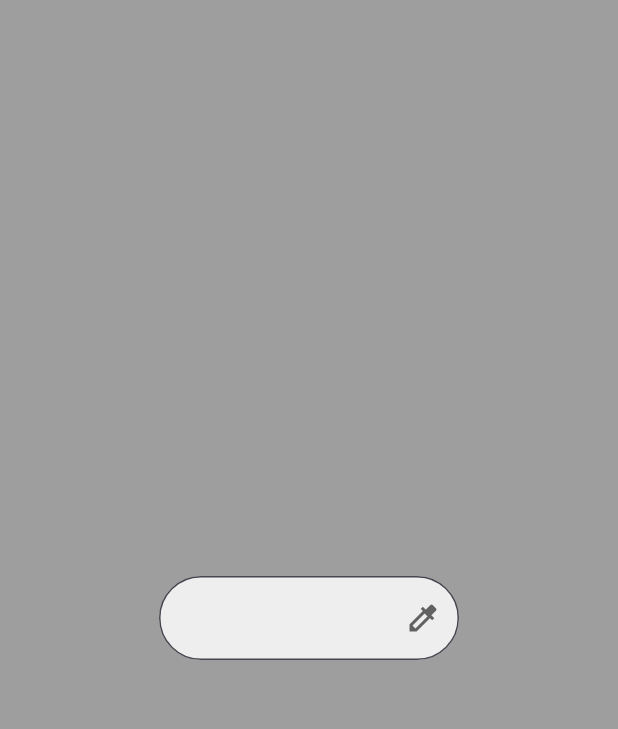
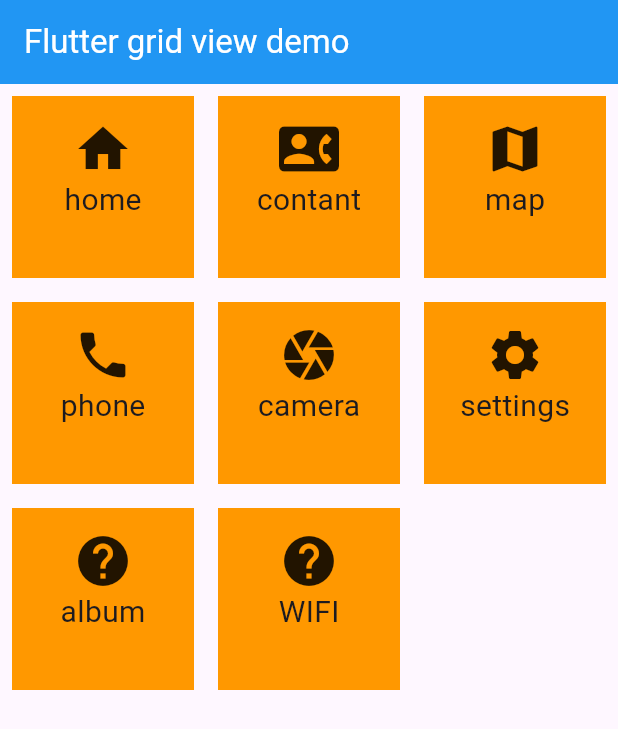
Before and after one commit to Tayba-Omar/Task_, a Flutter app: the screen it shows after launch, on a phone screen of 412 x 824 dp. Shown: the top 729 px of the screen. Run offline on Flutter 3.47's test engine with Material 3 defaults, Android fonts, the phone set to English and light mode, and no system bars.

Commit message:
Update GridView.dart

```diff
--- /dev/null
+++ b/lib/GridView.dart
@@ -0,0 +1,60 @@
+import 'package:flutter/material.dart';
+class gridView extends StatefulWidget {
+  @override
+  State<gridView> createState() => _gridViewState();
+}
+
+class _gridViewState extends State<gridView> {
+  List<String> list=["home","contant","map","phone","camera","settings","album","WIFI"];
+  Map<String, IconData> option = {
+    'home': Icons.home,
+    'contant': Icons.contact_phone,
+    'map': Icons.map,
+    'phone': Icons.phone,
+    'camera': Icons.camera,
+    'settings': Icons.settings,
+    'photo': Icons.photo,
+    'WIFI': Icons.wifi,
+  };
+  IconData getIconFromString(String name) {
+    return option[name.toLowerCase()] ?? Icons.help;
+  }
+
+  Widget box(String chose){
+    return Padding(
+      padding: const EdgeInsets.all(8.0),
+      child: Container(
+        decoration: BoxDecoration(
+          color: Colors.orange,
+        ),
+        child: Column(children: [
+          SizedBox(
+            height: 15,
+          ),
+          Icon(getIconFromString(chose),size: 40,),
+          Text(chose,style:TextStyle(fontSize: 20),),
+        ],
+
+        ),
+      ),
+    );
+  }
+  @override
+  Widget build(BuildContext context) {
+    return Scaffold(
+      appBar: AppBar(
+          backgroundColor: Colors.blue,
+          title: Text("Flutter grid view demo",
+          style: TextStyle(color: Colors.white),)
+      ),
+      body: GridView.builder(
+        itemCount: list.length,
+          gridDelegate: SliverGridDelegateWithFixedCrossAxisCount(crossAxisCount: 3),
+          itemBuilder: (context,index){
+          return box(list[index]);
+
+    },
+      ),
+    );
+  }
+}
--- a/lib/main.dart
+++ b/lib/main.dart
@@ -3,6 +3,7 @@ import 'package:flutter/material.dart';
 import 'package:hw/popUp.dart';
 
 import 'DropDownBtn.dart';
+import 'GridView.dart';
 
 void main() {
   runApp( MyApp());
@@ -14,7 +15,7 @@ class MyApp extends StatelessWidget {
   Widget build(BuildContext context) {
     return MaterialApp(
         debugShowCheckedModeBanner: false,
-        home: dropDoun()
+        home: gridView()
 
     );
   }
```
